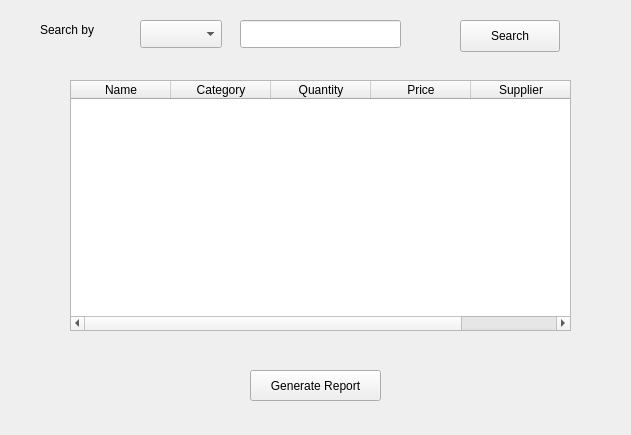
The window that staffinventory.ui (YUSIFABOOD/Inventory) describes before a commit, drawn with Qt 5.
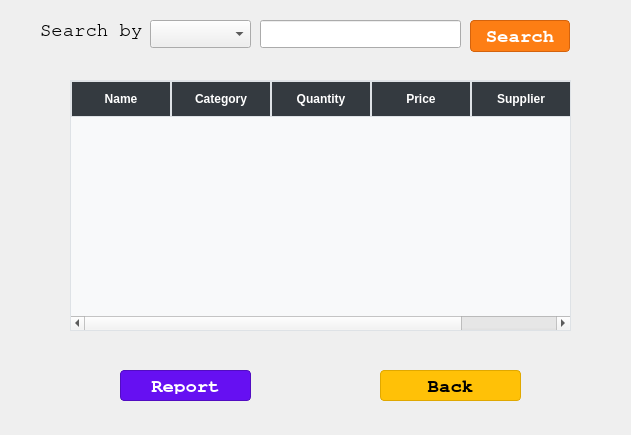
The same window after the commit.

The edit to the form file:
```diff
--- a/staffinventory.ui
+++ b/staffinventory.ui
@@ -11,17 +11,32 @@
    </rect>
   </property>
   <property name="windowTitle">
-   <string>Form</string>
+   <string>Inventory</string>
+  </property>
+  <property name="styleSheet">
+   <string notr="true">QDialog {
+    background-color: #f4f6f9;   /* Soft light gray */
+    color: #212529;              /* Neutral dark text */
+    font-family: &quot;Segoe UI&quot;, sans-serif;
+    font-size: 13px;
+}
+</string>
   </property>
   <widget class="QLabel" name="label">
    <property name="geometry">
     <rect>
      <x>40</x>
      <y>20</y>
-     <width>81</width>
-     <height>20</height>
+     <width>111</width>
+     <height>21</height>
     </rect>
    </property>
+   <property name="font">
+    <font>
+     <family>Nimbus Mono PS</family>
+     <pointsize>14</pointsize>
+    </font>
+   </property>
    <property name="text">
     <string>Search by</string>
    </property>
@@ -29,22 +44,34 @@
   <widget class="QComboBox" name="Search_Category">
    <property name="geometry">
     <rect>
-     <x>140</x>
+     <x>150</x>
      <y>20</y>
-     <width>82</width>
+     <width>101</width>
      <height>28</height>
     </rect>
    </property>
+   <property name="font">
+    <font>
+     <family>Nimbus Mono PS</family>
+     <pointsize>14</pointsize>
+    </font>
+   </property>
   </widget>
   <widget class="QLineEdit" name="Search_bar">
    <property name="geometry">
     <rect>
-     <x>240</x>
+     <x>260</x>
      <y>20</y>
-     <width>161</width>
+     <width>201</width>
      <height>28</height>
     </rect>
    </property>
+   <property name="font">
+    <font>
+     <family>Nimbus Mono PS</family>
+     <pointsize>14</pointsize>
+    </font>
+   </property>
    <property name="text">
     <string/>
    </property>
@@ -58,6 +85,44 @@
      <height>251</height>
     </rect>
    </property>
+   <property name="styleSheet">
+    <string notr="true">QTableWidget {
+    background-color: #f8f9fa;           /* Light background */
+    gridline-color: #dee2e6;             /* Soft grid lines */
+    border: 1px solid #dee2e6;           /* Light outer border */
+    font: 13px &quot;Segoe UI&quot;, sans-serif;  /* Modern font */
+    selection-background-color: #007BFF; /* Blue highlight */
+    selection-color: white;              /* White text on selection */
+    alternate-background-color: #eef1f4; /* Alternate row color */
+}
+
+QHeaderView::section {
+    background-color: #343a40;           /* Dark header background */
+    color: white;                        /* White header text */
+    padding: 8px;
+    border: 1px solid #dee2e6;
+    font-weight: bold;
+}
+
+QTableWidget::item {
+    padding: 6px;
+}
+
+QTableWidget::item:selected {
+    background-color: #007BFF;           /* Blue highlight */
+    color: white;
+}
+
+QTableCornerButton::section {
+    background-color: #343a40;           /* Match header color */
+    border: 1px solid #dee2e6;
+}
+
+QTableWidget::item:hover {
+    background-color: #e2e6ea;           /* Slight hover effect */
+}
+</string>
+   </property>
    <column>
     <property name="text">
      <string>Name</string>
@@ -87,12 +152,38 @@
   <widget class="QPushButton" name="searchButton">
    <property name="geometry">
     <rect>
-     <x>460</x>
+     <x>470</x>
      <y>20</y>
      <width>100</width>
      <height>32</height>
     </rect>
    </property>
+   <property name="font">
+    <font>
+     <family>Nimbus Mono PS</family>
+     <pointsize>14</pointsize>
+     <bold>true</bold>
+    </font>
+   </property>
+   <property name="styleSheet">
+    <string notr="true">QPushButton#searchButton {
+  background-color: #fd7e14;    /* Bootstrap orange */
+  color: white;
+  border-style: solid;
+  border-width: 1px;
+  border-color: #d4630d;        /* Darker orange border */
+  border-radius: 4px;
+  padding: 6px 12px;
+  font-weight: bold;
+}
+QPushButton#searchButton:hover {
+  background-color: #d4630d;
+}
+QPushButton#searchButton:pressed {
+  background-color: #a64c08;
+}
+</string>
+   </property>
    <property name="text">
     <string>Search</string>
    </property>
@@ -100,14 +191,79 @@
   <widget class="QPushButton" name="generateReport">
    <property name="geometry">
     <rect>
-     <x>250</x>
+     <x>120</x>
      <y>370</y>
      <width>131</width>
      <height>31</height>
     </rect>
    </property>
+   <property name="font">
+    <font>
+     <family>Nimbus Mono PS</family>
+     <pointsize>14</pointsize>
+     <bold>true</bold>
+    </font>
+   </property>
+   <property name="styleSheet">
+    <string notr="true">QPushButton#generateReport {
+  background-color: #6610f2;    /* Modern purple (Bootstrap indigo) */
+  color: white;
+  border-style: solid;
+  border-width: 1px;
+  border-color: #520dc2;        /* Darker purple border */
+  border-radius: 4px;
+  padding: 6px 12px;
+  font-weight: bold;
+}
+QPushButton#generateReport:hover {
+  background-color: #520dc2;
+}
+QPushButton#generateReport:pressed {
+  background-color: #3d0a91;
+}
+</string>
+   </property>
    <property name="text">
-    <string>Generate Report</string>
+    <string>Report</string>
+   </property>
+  </widget>
+  <widget class="QPushButton" name="backButton">
+   <property name="geometry">
+    <rect>
+     <x>380</x>
+     <y>370</y>
+     <width>141</width>
+     <height>31</height>
+    </rect>
+   </property>
+   <property name="font">
+    <font>
+     <family>Nimbus Mono PS</family>
+     <pointsize>14</pointsize>
+     <bold>true</bold>
+    </font>
+   </property>
+   <property name="styleSheet">
+    <string notr="true">QPushButton#backButton {
+  background-color: #FFC107;    /* Bootstrap warning yellow */
+  color: black;                 /* Dark text for contrast */
+  border-style: solid;
+  border-width: 1px;
+  border-color: #e0a800;        /* Slightly darker yellow border */
+  border-radius: 4px;
+  padding: 6px 12px;
+  font-weight: bold;
+}
+QPushButton#backButton:hover {
+  background-color: #e0a800;    /* Darker on hover */
+}
+QPushButton#backButton:pressed {
+  background-color: #c69500;    /* Even darker when pressed */
+}
+</string>
+   </property>
+   <property name="text">
+    <string>Back</string>
    </property>
   </widget>
  </widget>
```
